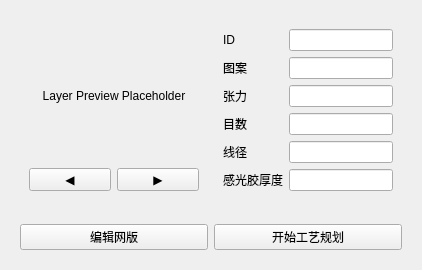
The window that forms/layering_page.ui (ByteKnight-X/LineControlRobot) describes before a commit, drawn with Qt 5.
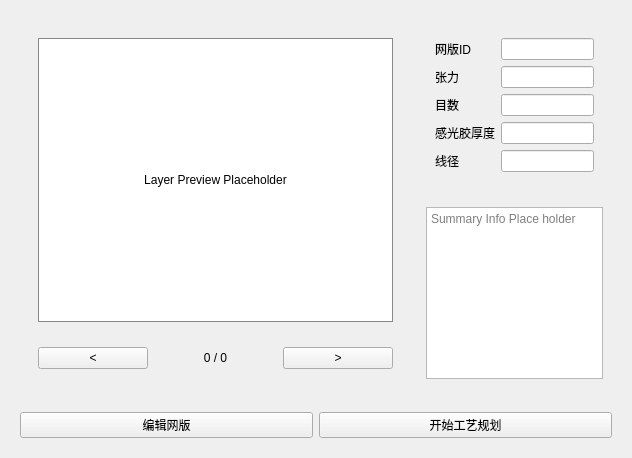
The same window after the commit.

```diff
--- a/forms/layering_page.ui
+++ b/forms/layering_page.ui
@@ -13,49 +13,119 @@
                     </sizepolicy>
                 </property>
                 <layout class="QHBoxLayout" name="canvasLayout">
-                    <!-- Layering Preview -->
-                    <item stretch="1">
+                    <!-- Mesh Preview -->
+                    <item stretch="2">
+                        <widget class="QWidget" name="leftPreviewContainer">
+                            <property name="sizePolicy">
+                                <sizepolicy hsizetype="Expanding" vsizetype="Expanding">
+                                    <horstretch>2</horstretch>
+                                    <verstretch>1</verstretch>
+                                </sizepolicy>
+                            </property>
+                            <layout class="QVBoxLayout" name="leftPreviewLayout">
+                                <!-- Top: large SVG preview (stretch 8) -->
+                                <item stretch="8">
                         <widget class="QWidget" name="layerPreviewPanel">
                             <property name="sizePolicy">
                                 <sizepolicy hsizetype="Expanding" vsizetype="Expanding">
-                                    <horstretch>1</horstretch>
+                                                <horstretch>2</horstretch>
                                     <verstretch>1</verstretch>
                                 </sizepolicy>
                             </property>
                              <layout class="QVBoxLayout" name="layerPreviewLayout">
                                 <item>
                                     <widget class="QLabel" name="layerPreview">
+                                                    <property name="sizePolicy">
+                                                        <sizepolicy hsizetype="Expanding" vsizetype="Expanding">
+                                                            <horstretch>2</horstretch>
+                                                            <verstretch>1</verstretch>
+                                                        </sizepolicy>
+                                                    </property>
                                         <property name="text">
                                             <string>Layer Preview Placeholder</string>
                                         </property>
                                         <property name="alignment">
                                             <set>Qt::AlignCenter</set>
                                         </property>
-                                    </widget>
-                                </item>
-                                <item>
-                                    <layout class="QHBoxLayout" name="layerInfoLayout">
+                                                    <property name="styleSheet">
+                                                        <string>border:1px solid #888888; background-color: white;</string>
+                                                    </property>
+                                                </widget>
+                                            </item>
+                                        </layout>
+                                    </widget>
+                                </item>
+
+                                <!-- Bottom: navigation (stretch 1) -->
+                                <item stretch="1">
+                                    <widget class="QWidget" name="previewNavPanel">
+                                        <property name="sizePolicy">
+                                            <sizepolicy hsizetype="Expanding" vsizetype="Preferred">
+                                                <horstretch>2</horstretch>
+                                                <verstretch>0</verstretch>
+                                            </sizepolicy>
+                                        </property>
+                                        <layout class="QHBoxLayout" name="previewNavLayout">
                                         <item>
                                             <widget class="QPushButton" name="btnPrevLayer">
-                                                <property name="text">
-                                                    <string>◀</string>
+                                                    <property name="text"><string>&lt;</string></property>
+                                                    <property name="sizePolicy">
+                                                        <sizepolicy hsizetype="Preferred" vsizetype="Fixed">
+                                                            <horstretch>0</horstretch>
+                                                            <verstretch>0</verstretch>
+                                                        </sizepolicy>
                                                 </property>
                                             </widget>
                                         </item>
+                                            <item>
+                                                <spacer name="navLeftSpacer">
+                                                    <property name="orientation"><enum>Qt::Horizontal</enum></property>
+                                                    <property name="sizeType"><enum>QSizePolicy::Expanding</enum></property>
+                                                </spacer>
+                                            </item>
+                                            <item>
+                                                <widget class="QLabel" name="layerIndexLabel">
+                                                    <property name="text"><string>0 / 0</string></property>
+                                                    <property name="alignment"><set>Qt::AlignCenter</set></property>
+                                                    <property name="minimumSize"><size><width>90</width><height>24</height></size></property>
+                                                </widget>
+                                            </item>
+                                            <item>
+                                                <spacer name="navRightSpacer">
+                                                    <property name="orientation"><enum>Qt::Horizontal</enum></property>
+                                                    <property name="sizeType"><enum>QSizePolicy::Expanding</enum></property>
+                                                </spacer>
+                                            </item>
                                         <item>
                                             <widget class="QPushButton" name="btnNextLayer">
-                                                <property name="text">
-                                                    <string>▶</string>
+                                                    <property name="text"><string>&gt;</string></property>
+                                                    <property name="sizePolicy">
+                                                        <sizepolicy hsizetype="Preferred" vsizetype="Fixed">
+                                                            <horstretch>0</horstretch>
+                                                            <verstretch>0</verstretch>
+                                                        </sizepolicy>
                                                 </property>
                                             </widget>
                                         </item>
                                     </layout>
+                                    </widget>
                                 </item>
                             </layout>
                         </widget>
                     </item>
-                    <!-- Parameters Panel -->
-                    <item stretch="1"> 
+
+                    <!-- Right: Mesh Info (stretch 1) -->
+                    <item stretch="1">
+                        <widget class="QWidget" name="rightPanel">
+                            <property name="sizePolicy">
+                                <sizepolicy hsizetype="Expanding" vsizetype="Expanding">
+                                    <horstretch>1</horstretch>
+                                    <verstretch>1</verstretch>
+                                </sizepolicy>
+                            </property>
+                            <layout class="QVBoxLayout" name="rightPanelLayout">
+                                <!-- Top: parameters -->
+                                <item stretch="1">
                         <widget class="QWidget" name="parametersPanel">
                             <property name="sizePolicy">
                                 <sizepolicy hsizetype="Expanding" vsizetype="Expanding">
@@ -66,43 +136,48 @@
                              <layout class="QFormLayout" name="paramsForm">
                                 <item row="0" column="0">
                                     <widget class="QLabel" name="layerID">
-                                        <property name="text">
-                                            <string>ID</string>
-                                        </property>
+                                                    <property name="sizePolicy">
+                                                        <sizepolicy hsizetype="Minimum" vsizetype="Preferred">
+                                                            <horstretch>0</horstretch>
+                                                            <verstretch>0</verstretch>
+                                                        </sizepolicy>
+                                                    </property>
+                                                    <property name="text"><string>网版ID</string></property>
                                     </widget>
                                 </item>
                                 <item row="0" column="1">
-                                    <widget class="QLineEdit" name="idLineEdit"/>
+                                                <widget class="QLineEdit" name="idLineEdit">
+                                                    <property name="sizePolicy">
+                                                        <sizepolicy hsizetype="Expanding" vsizetype="Fixed">
+                                                            <horstretch>1</horstretch>
+                                                            <verstretch>0</verstretch>
+                                                        </sizepolicy>
+                                                    </property>
+                                                </widget>
                                 </item>
                                 <item row="1" column="0">
-                                    <widget class="QLabel" name="labelPattern">
-                                        <property name="text">
-                                            <string>图案</string>
-                                        </property>
+                                                <widget class="QLabel" name="labelTension">
+                                                    <property name="text"><string>张力</string></property>
                                     </widget>
                                 </item>
                                 <item row="1" column="1">
-                                    <widget class="QLineEdit" name="patternLineEdit"/>
+                                                <widget class="QLineEdit" name="tensionLineEdit"/>
                                 </item>
                                 <item row="2" column="0">
-                                    <widget class="QLabel" name="labelTension">
-                                        <property name="text">
-                                            <string>张力</string>
-                                        </property>
+                                                <widget class="QLabel" name="labelMeshCount">
+                                                    <property name="text"><string>目数</string></property>
                                     </widget>
                                 </item>
                                 <item row="2" column="1">
-                                    <widget class="QLineEdit" name="tensionLineEdit"/>
+                                                <widget class="QLineEdit" name="meshCountLineEdit"/>
                                 </item>
                                 <item row="3" column="0">
-                                    <widget class="QLabel" name="labelMeshCount">
-                                        <property name="text">
-                                            <string>目数</string>
-                                        </property>
+                                                <widget class="QLabel" name="labelPhotoresistThickness">
+                                                    <property name="text"><string>感光胶厚度</string></property>
                                     </widget>
                                 </item>
                                 <item row="3" column="1">
-                                    <widget class="QLineEdit" name="meshCountLineEdit"/>
+                                                <widget class="QLineEdit" name="photoresistThicknessLineEdit"/>
                                 </item>
                                 <item row="4" column="0">
                                     <widget class="QLabel" name="labelWireDiameter">
@@ -114,15 +189,26 @@
                                 <item row="4" column="1">
                                     <widget class="QLineEdit" name="wireDiameterLineEdit"/>
                                 </item>
-                                <item row="5" column="0">
-                                    <widget class="QLabel" name="labelPhotoresistThickness">
-                                        <property name="text">
-                                            <string>感光胶厚度</string>
-                                        </property>
+                                        </layout>
                                     </widget>
                                 </item>
-                                <item row="5" column="1">
-                                    <widget class="QLineEdit" name="photoresistThicknessLineEdit"/>
+
+                                <!-- Bottom: Summary Info -->
+                                <item stretch="1">
+                                    <widget class="QTextEdit" name="thumbnailsText">
+                                        <property name="sizePolicy">
+                                            <sizepolicy hsizetype="Expanding" vsizetype="Expanding">
+                                                <horstretch>1</horstretch>
+                                                <verstretch>1</verstretch>
+                                            </sizepolicy>
+                                        </property>
+                                        <property name="readOnly">
+                                            <bool>true</bool>
+                                        </property>
+                                        <property name="placeholderText">
+                                            <string>Summary Info Place holder</string>
+                                        </property>
+                                    </widget>
                                 </item>
                             </layout>
                         </widget>
```
Left out of the diff: 6 changed lines with no effect on the pictures. Lines whose indentation alone changed are shown as unchanged.
